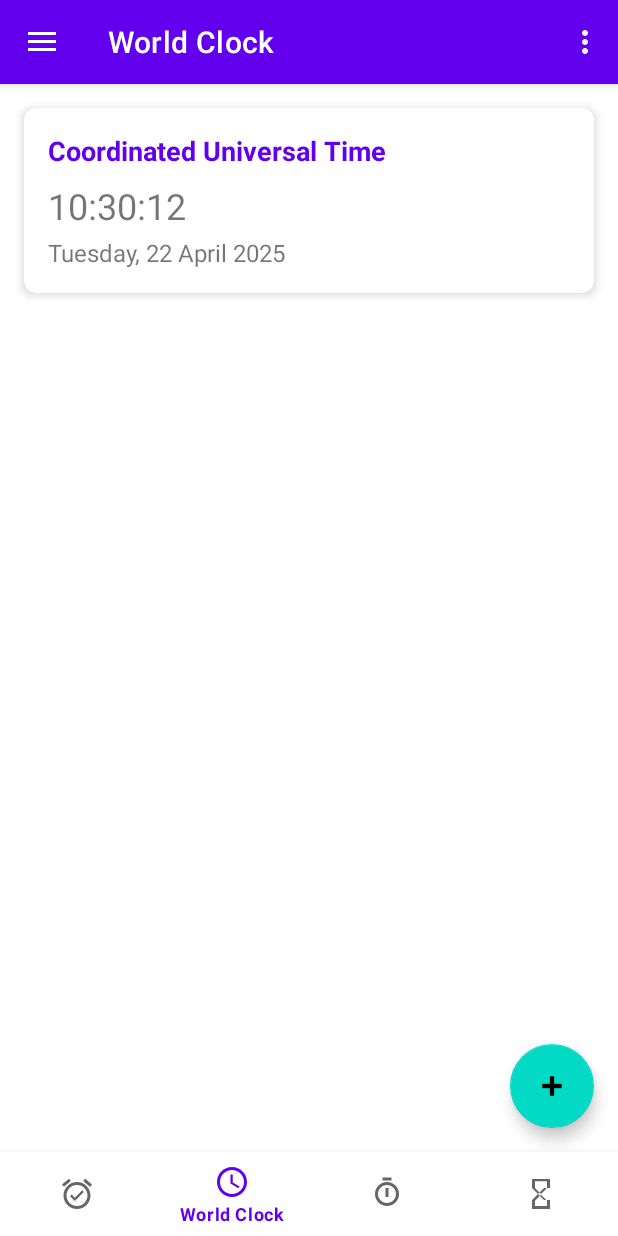
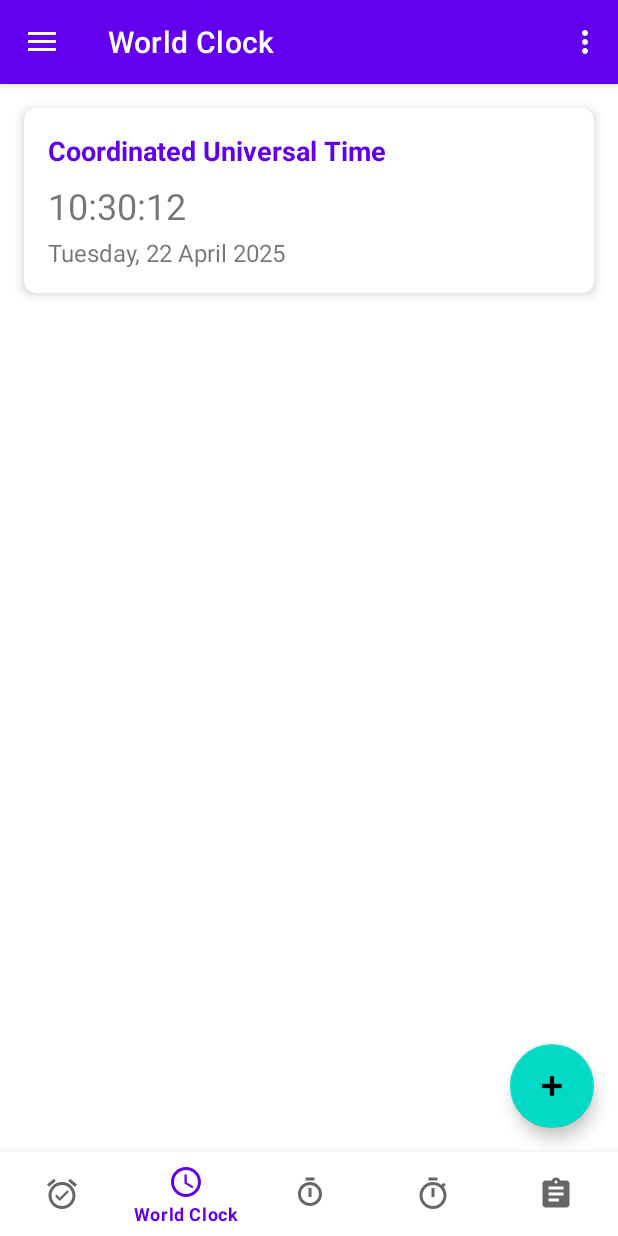
Before and after one commit to AsierCardoso/SHAREYOURTIME, an Android app: the screen it shows after launch (MainActivity), item 2 of the bottom bar chosen, on a phone screen of 412 x 824 dp. Run offline under Robolectric (Android 15) with nearby library versions, the phone set to English and light mode, and no system bars; our stand-ins replace Room's generated code, navigation-ui.

Commit message:
Commit prueba Version2

```diff
--- a/app/src/main/res/menu/bottom_nav_menu.xml
+++ b/app/src/main/res/menu/bottom_nav_menu.xml
@@ -17,7 +17,11 @@
 
     <item
         android:id="@+id/nav_timer"
-        android:icon="@drawable/ic_sand_clock"
+        android:icon="@drawable/ic_timer"
         android:title="@string/timer" />
 
+    <item
+        android:id="@+id/nav_tasks"
+        android:icon="@drawable/ic_tasks"
+        android:title="@string/tasks" />
 </menu>
--- a/app/src/main/res/menu/bottom_nav_menu_con_task.xml
+++ b/app/src/main/res/menu/bottom_nav_menu_sin_task.xml
@@ -17,11 +17,7 @@
 
     <item
         android:id="@+id/nav_timer"
-        android:icon="@drawable/ic_timer"
+        android:icon="@drawable/ic_sand_clock"
         android:title="@string/timer" />
 
-    <item
-        android:id="@+id/nav_tasks"
-        android:icon="@drawable/ic_tasks"
-        android:title="@string/tasks" />
 </menu>
```
